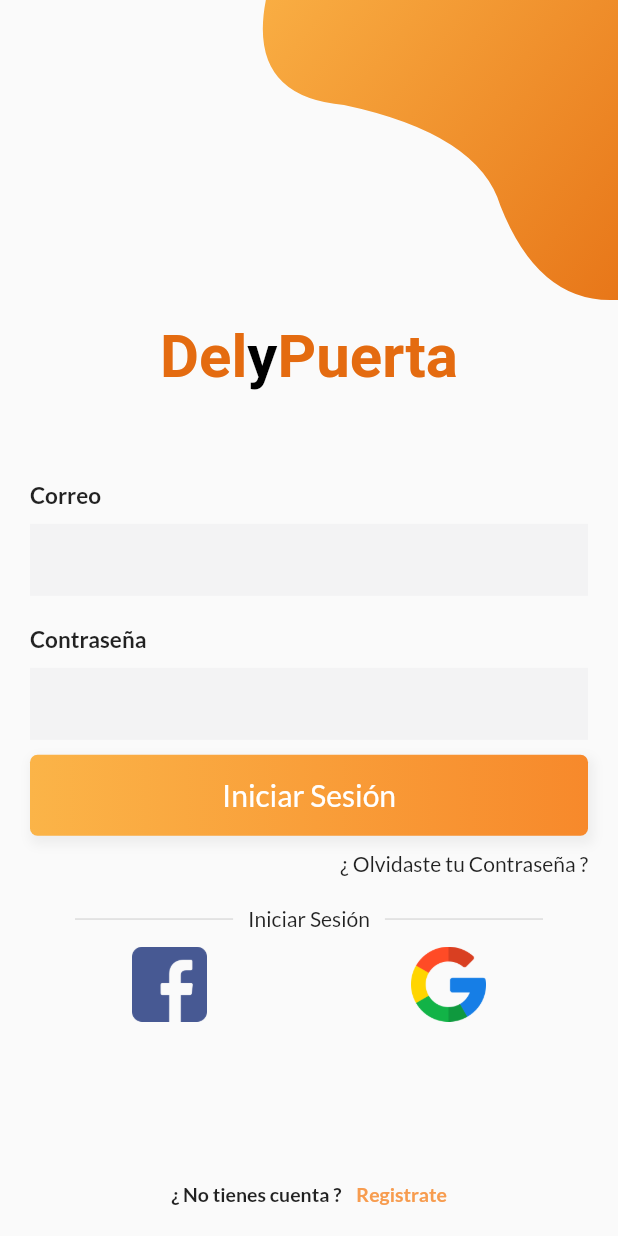
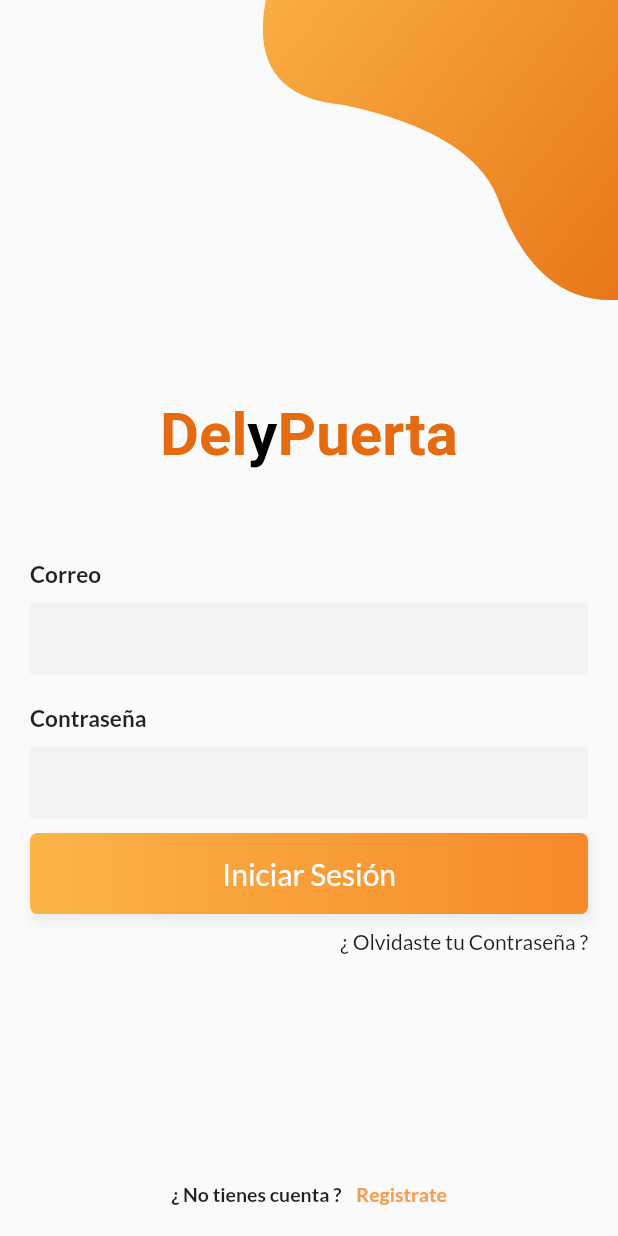
Before and after one commit to Maincho06/DelyPuerta, a Flutter app: the screen it shows after launch, on a phone screen of 412 x 824 dp. Run offline on Flutter 3.47's test engine with Material 2 defaults, Android fonts, the light colour scheme and no system bars; our stand-ins replace google_fonts.

Commit message:
Eliminados los botones de google y facebook y agregamos el tap a registro para que cambie ve vista

```diff
--- a/lib/src/pages/Login/login.dart
+++ b/lib/src/pages/Login/login.dart
@@ -23,7 +23,7 @@ class _LoginPageState extends State<LoginPage> {
                 padding: EdgeInsets.symmetric(horizontal: 20),
                 child: Column(
                   crossAxisAlignment: CrossAxisAlignment.center,
-                  mainAxisAlignment: MainAxisAlignment.center,
+                  mainAxisAlignment: MainAxisAlignment.spaceBetween,
                   children: <Widget>[
                     Expanded(
                       flex: 3,
@@ -41,8 +41,8 @@ class _LoginPageState extends State<LoginPage> {
                       child: Text('¿ Olvidaste tu Contraseña ?',
                       style: TextStyle(fontSize: 14, fontWeight: FontWeight.w500)),
                     ),
-                    _divider(),
-                    buttonSignInSocial(),
+                    // _divider(),
+                    // buttonSignInSocial(),
                     Expanded(
                       flex: 2,
                       child: SizedBox(),
@@ -211,7 +211,7 @@ class _LoginPageState extends State<LoginPage> {
           ),
           InkWell(
             onTap: () {
-
+              Navigator.pushNamed(context, 'home');
             },
             child: Text(
               'Registrate',
```
